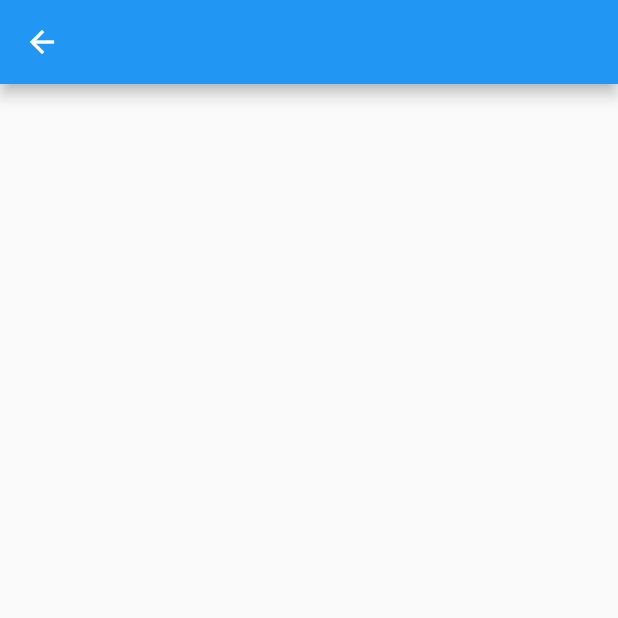
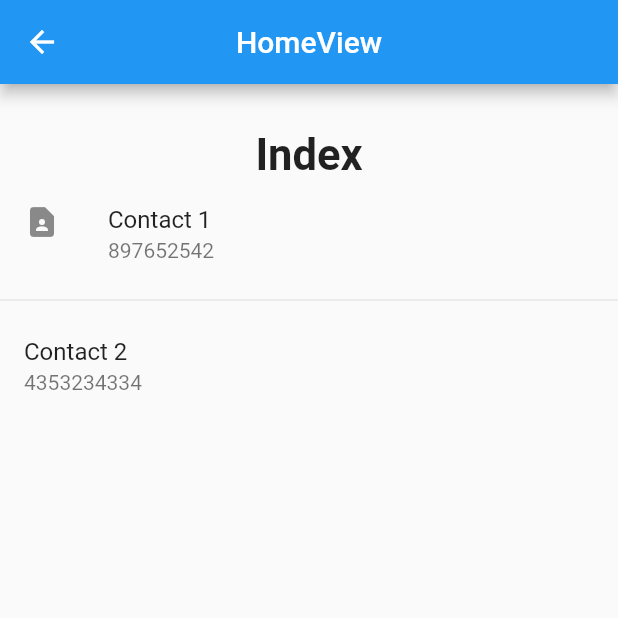
Before and after one commit to albin2771git/formvalidation, a Flutter app: the screen it shows after launch, after a tap on the "chevron right" icon, on a phone screen of 412 x 824 dp, the top half of it. Run offline on Flutter 3.47's test engine with Material 2 defaults, Android fonts, the phone set to English and light mode, and no system bars; our stand-ins replace fluttertoast.

Commit message:
2nd commit

```diff
--- a/lib/homePage.dart
+++ b/lib/homePage.dart
@@ -8,7 +8,31 @@ class HomePage extends StatelessWidget {
   @override
   Widget build(BuildContext context) {
     return Scaffold(
-      appBar:AppBar() ,
+      appBar: AppBar(
+        title: Text("HomeView"),
+        centerTitle: true,
+      ),
+      body: ListView(children: [
+        SizedBox(
+          height: 30,
+        ),
+        Center(
+            child: Text(
+          "Index",
+          style: TextStyle(fontSize: 29, fontWeight: FontWeight.bold),
+        )),
+        ListTile(
+          title: Text("Contact 1"),
+          subtitle: Text("897652542"),
+          leading: Icon(Icons.contact_page),
+        ),
+        Divider(),
+       ListTile(
+        title: Text("Contact 2"),
+        subtitle: Text("4353234334"),
+//leading: CircleAvatar(backgroundImage:NetworkImage("fluttertoast: ")),
+       )
+      ]),
     );
   }
 }
--- a/lib/main.dart
+++ b/lib/main.dart
@@ -35,10 +35,10 @@ class splash extends StatelessWidget {
           Padding(
             padding: const EdgeInsets.only(top: 220),
             child: Text(
-              "CAR CARE",
+              "SPLASH SCREEN",
               style: TextStyle(
                   color: Color.fromARGB(255, 75, 77, 78),
-                  fontSize: 53,
+                  fontSize: 45,
                   fontWeight: FontWeight.bold),
             ),
           ),
@@ -67,7 +67,7 @@ class splash extends StatelessWidget {
                     Navigator.push(
                         context,
                         MaterialPageRoute(
-                          builder: (context) => signUpPage(),
+                          builder: (context) => signUp2(),
                         ));
                   },
                   child: Text("SignUp",
--- a/pubspec.yaml
+++ b/pubspec.yaml
@@ -41,12 +41,14 @@ dev_dependencies:
   flutter_test:
     sdk: flutter
 
+
   # The "flutter_lints" package below contains a set of recommended lints to
   # encourage good coding practices. The lint set provided by the package is
   # activated in the `analysis_options.yaml` file located at the root of your
   # package. See that file for information about deactivating specific lint
   # rules and activating additional ones.
   flutter_lints: ^2.0.0
+  fluttertoast: ^8.1.1
 
 # For information on the generic Dart part of this file, see the
 # following page: https://dart.dev/tools/pub/pubspec
```
Also changed, not shown: lib/formValidation.dart (+11 -1 lines), lib/signUp.dart (+6 -2 lines), lib/signup2.dart (+24 -1 lines), assets/images/lotus.jpg (added), pubspec.lock.
